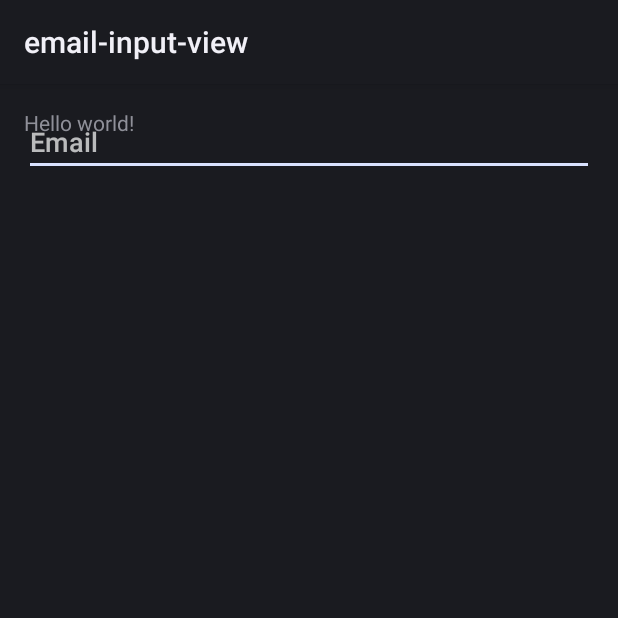
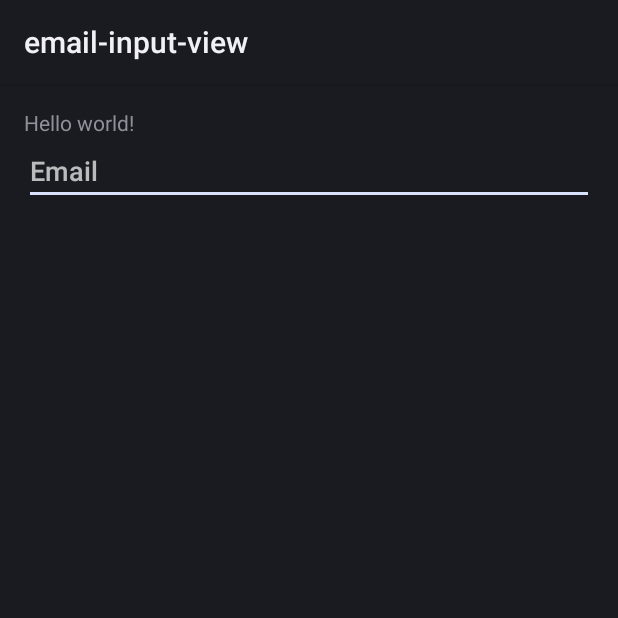
Before and after one commit to danialgoodwin/android--email-input-view, an Android app: the screen it shows after launch (MainActivity), on a phone screen of 412 x 824 dp, the top half of it. Run offline under Robolectric (Android 15) with nearby library versions, the phone set to English and light mode, and no system bars.

Commit message:
Add error message for invalid emails

```diff
--- a/email-input-view/app/src/main/res/layout/activity_main.xml
+++ b/email-input-view/app/src/main/res/layout/activity_main.xml
@@ -1,4 +1,4 @@
-<RelativeLayout xmlns:android="http://schemas.android.com/apk/res/android"
+<LinearLayout xmlns:android="http://schemas.android.com/apk/res/android"
     xmlns:tools="http://schemas.android.com/tools"
     android:layout_width="match_parent"
     android:layout_height="match_parent"
@@ -6,6 +6,7 @@
     android:paddingRight="@dimen/activity_horizontal_margin"
     android:paddingTop="@dimen/activity_vertical_margin"
     android:paddingBottom="@dimen/activity_vertical_margin"
+    android:orientation="vertical"
     tools:context=".MainActivity">
 
     <TextView
@@ -17,4 +18,4 @@
         android:layout_width="match_parent"
         android:layout_height="wrap_content" />
 
-</RelativeLayout>
+</LinearLayout>
--- a/email-input-view/lib-emailinputview/src/main/res/values/strings.xml
+++ b/email-input-view/lib-emailinputview/src/main/res/values/strings.xml
@@ -1,4 +1,5 @@
 <resources>
     <string name="app_name">email-input-view</string>
     <string name="emailinputview_hint">Email</string>
+    <string name="emailinputview_invalid_error">Email not recognized</string>
 </resources>
```
Also changed, not shown: email-input-view/lib-emailinputview/src/main/java/com/danialgoodwin/ui/emailinputview/EmailInputView.java (+29 -0 lines), 1 other file. Lines whose indentation alone changed are shown as unchanged.
